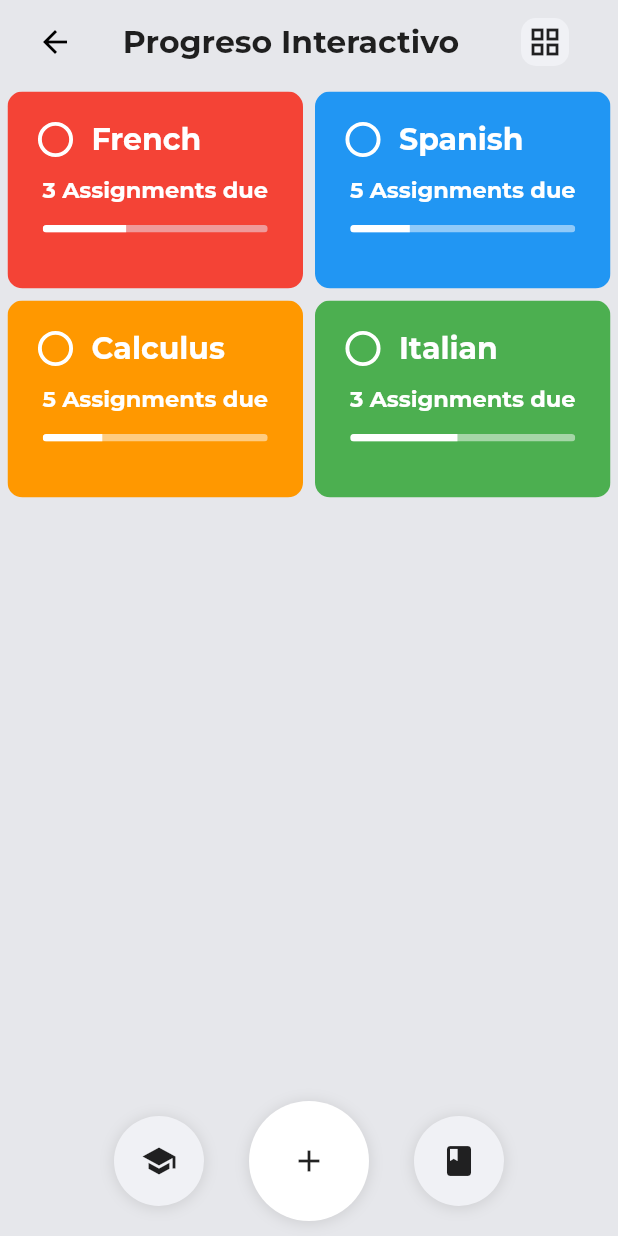
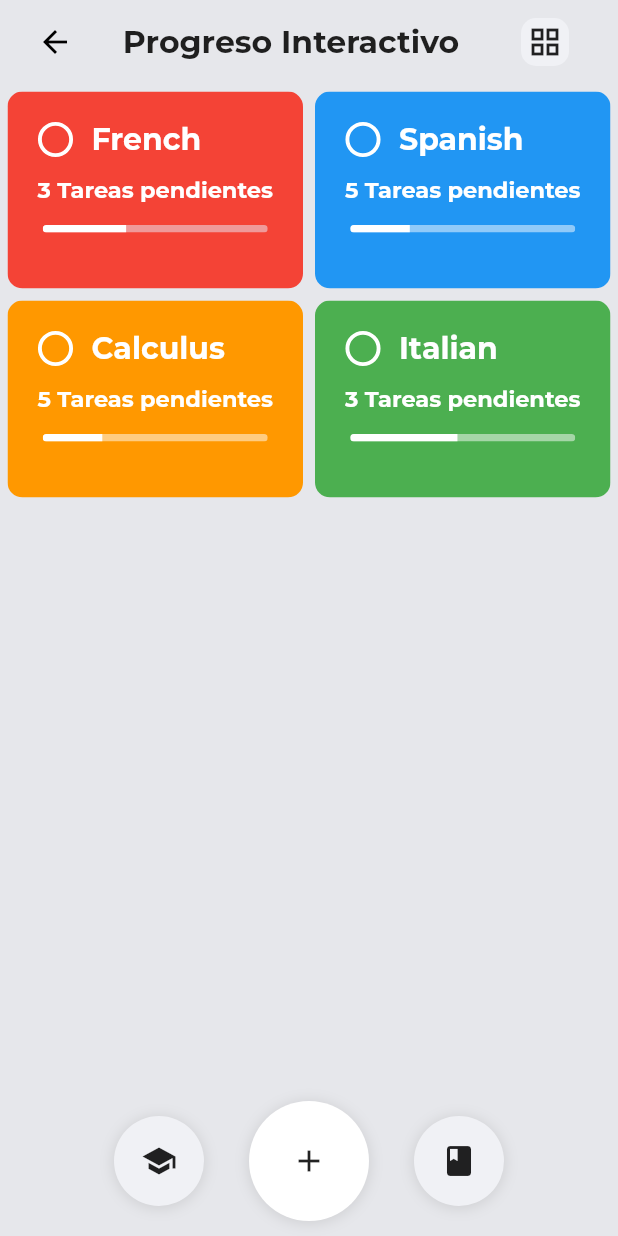
Before and after one commit to eddiedibs/lets_study, a Flutter app: the screen it shows after launch, after a tap on "Progreso", on a phone screen of 412 x 824 dp. Run offline on Flutter 3.47's test engine with Material 2 defaults, Android fonts, the light colour scheme and no system bars; our stand-ins replace bloc, equatable, flutter_bloc, flutter_modular; network calls fail; project files that could hold a hidden picture were left out.

Commit message:
Added comments to code

```diff
--- a/lib/design/quiz_dialog.dart
+++ b/lib/design/quiz_dialog.dart
@@ -103,11 +103,15 @@ class _QuizDialogState extends State<QuizDialog> {
                 ElevatedButton(
                   onPressed: () {
                       if (_formKey.currentState!.validate() && _selectedValue != null) {
+                        // Guarda el estado del formulario
                         _formKey.currentState!.save();
                         questionsAndAnswers = {'question': questionController.text,'answer': [answerController1.text,answerController2.text,answerController3.text], "correctAnswerPos": _selectedValue!};
 
+                        // Crea instancia de Quiz
                         var quiz = Quiz(questionsAndAnswers: questionsAndAnswers);
+                        // Se agrega la instancia de Quiz al QuizCubit
                         Modular.get<QuizCubit>().addQuiz(quiz);
+                        // Se redirecciona a la ruta
                         Modular.to.pushNamed("/quiz-page");
 
                     }
--- a/lib/logic/cubit/activity_cubit.dart
+++ b/lib/logic/cubit/activity_cubit.dart
@@ -12,7 +12,7 @@ class ActivityCubit extends Cubit<ActivityState> {
   ActivityCubit() : super(ActivityInitial());
 
   void loadActivities() {
-    // Simulate loading activities, you can fetch data from API or database here
+    // Simula el cargar los elementos de Mi Actividad, se puede obtener la data a partir de llamados de API desde aqui
     emit(ActivityLoaded([
       Activity(
         activityCard:ActivityCard(
--- a/lib/logic/cubit/course_cubit.dart
+++ b/lib/logic/cubit/course_cubit.dart
@@ -9,7 +9,7 @@ class CourseCubit extends Cubit<CourseState> {
   CourseCubit() : super(CourseInitial());
 
   void loadCourses() {
-    // Simulate loading activities, you can fetch data from API or database here
+    // Simula el cargar los cursos, se puede obtener la data a partir de llamados de API desde aqui
     emit(CourseLoaded([
       Course(
           courseName: "French",
--- a/lib/logic/cubit/education_cubit.dart
+++ b/lib/logic/cubit/education_cubit.dart
@@ -9,7 +9,7 @@ class EducationCubit extends Cubit<EducationState> {
   EducationCubit() : super(EducationInitial());
 
   void loadEducation() {
-    // Simulate loading activities, you can fetch data from API or database here
+    // Simula el cargar los elementos de Mi Perfil, se puede obtener la data a partir de llamados de API desde aqui
     emit(EducationLoaded(
         Education(
         imgUrl: "https://pbs.twimg.com/media/FjU2lkcWYAgNG6d.jpg",
--- a/lib/logic/cubit/quiz_cubit.dart
+++ b/lib/logic/cubit/quiz_cubit.dart
@@ -19,7 +19,7 @@ class QuizCubit extends Cubit<QuizState> {
 
 
   void loadQuizzes() {
-    // Simulate loading loadQuizzes, you can fetch data from API or database here
+    // Simula el cargar los quizzes de Mis Quizzes, se puede obtener la data a partir de llamados de API desde aqui
     final Map<String, String> myQuiz = {};
     if (myQuiz.isEmpty){
       emit(QuizEmpty()
--- a/lib/main.dart
+++ b/lib/main.dart
@@ -14,6 +14,7 @@ import 'package:lets_study_flutter/logic/cubit/education_cubit.dart';
 import 'package:lets_study_flutter/logic/cubit/course_cubit.dart';
 
 void main() {
+  // Inicializa la aplicación con el módulo principal de Modular y el widget raíz.
   runApp(ModularApp(module: AppModule(), child: MyActivityApp()));
 }
 
@@ -22,19 +23,23 @@ class MyActivityApp extends StatelessWidget {
   Widget build(BuildContext context) {
     return MultiBlocProvider(
       providers: [
+        // Proveedor para el cubit de actividades.
         BlocProvider<ActivityCubit>(
           create: (BuildContext context) => Modular.get<ActivityCubit>()..loadActivities(),
         ),
+        // Proveedor para el cubit de quizzes.
         BlocProvider<QuizCubit>(
           create: (BuildContext context) {
             final quizCubit = Modular.get<QuizCubit>();
-            quizCubit.loadQuizzes(); // Call loadQuizzes when the cubit is created
+            quizCubit.loadQuizzes(); // Llama a loadQuizzes cuando se crea el cubit.
             return quizCubit;
           },
         ),
+        // Proveedor para el cubit de educación.
         BlocProvider<EducationCubit>(
           create: (BuildContext context) => Modular.get<EducationCubit>(),
         ),
+        // Proveedor para el cubit de cursos.
         BlocProvider<CourseCubit>(
           create: (BuildContext context) => Modular.get<CourseCubit>(),
         ),
@@ -46,7 +51,7 @@ class MyActivityApp extends StatelessWidget {
         ),
         routerDelegate: Modular.routerDelegate,
         routeInformationParser: Modular.routeInformationParser,
-      )
+      ),
     );
   }
 }
@@ -71,15 +76,16 @@ class HomePage extends StatelessWidget {
                     Column(
                       mainAxisAlignment: MainAxisAlignment.start,
                       crossAxisAlignment: CrossAxisAlignment.start,
-                        children:
-                        [
+                      children: [
                         SizedBox(
                           height: 200,
                           width: 180,
                           child: Center(
                             child: InkWell(
                               onTap: () {
+                                // Carga los cursos cuando se hace clic en el progreso interactivo.
                                 Modular.get<CourseCubit>().loadCourses();
+                                // Envia al usuario a la ruta.
                                 Modular.to.pushNamed(state.activities[0].activityCard.route ?? "/");
                               },
                               child: ActivityCard(
@@ -102,6 +108,7 @@ class HomePage extends StatelessWidget {
                           child: Center(
                             child: InkWell(
                               onTap: () {
+                                // Envia al usuario a la ruta.
                                 Modular.to.pushNamed(state.activities[1].activityCard.route ?? "/");
                               },
                               child: ActivityCard(
@@ -128,7 +135,6 @@ class HomePage extends StatelessWidget {
                                       }
                                     }
                                   )
-
                                 ],
                                 iconColor: state.activities[1].activityCard.iconColor,
                                 icon: state.activities[1].activityCard.icon,
@@ -137,7 +143,7 @@ class HomePage extends StatelessWidget {
                             ),
                           ),
                         )
-                        ]
+                      ],
                     ),
                     Column(
                       mainAxisAlignment: MainAxisAlignment.start,
@@ -149,7 +155,9 @@ class HomePage extends StatelessWidget {
                           child: Center(
                             child: InkWell(
                               onTap: () {
+                                // Carga la informacion del usuario cuando se hace clic en el perfil.
                                 Modular.get<EducationCubit>().loadEducation();
+                                // Envia al usuario a la ruta.
                                 Modular.to.pushNamed(activity.activityCard.route ?? "/");
                               },
                               child: ActivityCard(
--- a/lib/presentation/screens/progress_widget.dart
+++ b/lib/presentation/screens/progress_widget.dart
@@ -1,14 +1,11 @@
 import 'package:flutter/material.dart';
 import 'package:flutter_bloc/flutter_bloc.dart';
-
-
 import 'package:lets_study_flutter/design/custom_app_bar.dart';
 import 'package:lets_study_flutter/design/components/activity_card_progress_component.dart';
 import 'package:lets_study_flutter/logic/cubit/course_cubit.dart';
 import 'package:lets_study_flutter/design/custom_bottom_app_bar.dart';
 
 class ProgressWidgetPage extends StatefulWidget {
-
   @override
   _ProgressWidgetPageState createState() => _ProgressWidgetPageState();
 }
@@ -17,7 +14,7 @@ class _ProgressWidgetPageState extends State<ProgressWidgetPage>
     with SingleTickerProviderStateMixin {
   AnimationController? _animationController;
   Animation<double>? _animation;
-  List<bool> _isCheckedList = []; // Initialize with appropriate size or empty
+  List<bool> _isCheckedList = []; // Lista para controlar el estado de los checkboxes
 
   @override
   void initState() {
@@ -26,7 +23,7 @@ class _ProgressWidgetPageState extends State<ProgressWidgetPage>
         AnimationController(vsync: this, duration: Duration(milliseconds: 500));
     _animation =
         CurvedAnimation(parent: _animationController!, curve: Curves.linear);
-    _animationController!.forward();
+    _animationController!.forward(); // Inicia la animación al cargar la página
   }
 
   @override
@@ -38,10 +35,10 @@ class _ProgressWidgetPageState extends State<ProgressWidgetPage>
   @override
   Widget build(BuildContext context) {
     return Scaffold(
-      appBar: CustomAppBar(titleText: "Progreso Interactivo", isHomePage: false),
+      appBar: CustomAppBar(titleText: "Progreso Interactivo", isHomePage: false), // Barra de aplicación personalizada
       body: Center(
         child: ScaleTransition(
-          scale: _animation!,
+          scale: _animation!, // Aplica la animación de escala al contenido
           child: BlocBuilder<CourseCubit, CourseState>(
             builder: (context, state) {
               if (state is CourseLoaded) {
@@ -50,14 +47,14 @@ class _ProgressWidgetPageState extends State<ProgressWidgetPage>
                   child: GridView.builder(
                     itemCount: state.courses.length,
                     gridDelegate: const SliverGridDelegateWithFixedCrossAxisCount(
-                        crossAxisCount: 2, // Two columns
-                        crossAxisSpacing: 8, // Space between items horizontally
-                        mainAxisSpacing: 8, // Space between items vertically
-                        childAspectRatio: 3 / 2, // Aspect ratio of each item (width / height)
+                      crossAxisCount: 2, // Dos columnas en la cuadrícula
+                      crossAxisSpacing: 8, // Espacio entre elementos horizontalmente
+                      mainAxisSpacing: 8, // Espacio entre elementos verticalmente
+                      childAspectRatio: 3 / 2, // Relación de aspecto de cada elemento (ancho / alto)
                     ),
                     itemBuilder: (BuildContext context, int index) {
-                        // Access each course item and render it
-                        var courseItem = state.courses[index];
+                      var courseItem = state.courses[index]; // Accede al elemento del curso según el índice
+                      // Inicializa la lista de checkboxes si aún no se ha hecho
                       if (_isCheckedList.length != state.courses.length) {
                         _isCheckedList = List<bool>.filled(state.courses.length, false);
                       }
@@ -66,7 +63,7 @@ class _ProgressWidgetPageState extends State<ProgressWidgetPage>
                         child: Container(
                           height: 150,
                           width: 200,
-                              color: courseItem.widgetColor,
+                          color: courseItem.widgetColor, // Color de fondo del contenedor según el curso
                           child: Padding(
                             padding: const EdgeInsets.all(8.0),
                             child: Column(
@@ -93,51 +90,50 @@ class _ProgressWidgetPageState extends State<ProgressWidgetPage>
                                     Padding(
                                       padding: EdgeInsets.only(top: 12.0),
                                       child: Text(
-                                      courseItem.courseName,
+                                        courseItem.courseName, // Nombre del curso
                                         style: const TextStyle(
                                           fontFamily: "Montserrat",
                                           fontSize: 20,
                                           color: Colors.white,
                                         ),
-                                        )
                                       ),
-
-                                    ]),
+                                    ),
+                                  ],
+                                ),
                                 Padding(
                                   padding: EdgeInsets.only(bottom: 15.0),
                                   child: Text(
-                                      "${courseItem.assignmentsDue} Assignments due",
+                                    "${courseItem.assignmentsDue} Tareas pendientes", // Número de tareas pendientes
                                     style: const TextStyle(
                                       fontFamily: "Montserrat",
                                       fontSize: 15,
                                       color: Colors.white,
                                     ),
-                                        )
+                                  ),
                                 ),
                                 ProgressComponent(
                                   progressComponentType: ProgressComponentType.linear,
-                                      progress: courseItem.courseProgress,
+                                  progress: courseItem.courseProgress, // Progreso del curso
                                   addProgressPercentage: false,
                                   progressColor: Colors.white,
                                   progressBgColor: courseItem.courseProgressBgColor ?? Colors.white,
                                 )
-                                  ]))
+                              ],
+                            ),
+                          ),
                         ),
                       );
                     },
-                    ));
-
-
+                  ),
+                );
               } else {
-                  return Container();
+                return Container(); // Devuelve un contenedor vacío mientras se carga el estado
               }
-              }
-          ),
-
+            },
           ),
         ),
-      bottomNavigationBar: CustomBottomAppBar(),
-
+      ),
+      bottomNavigationBar: CustomBottomAppBar(), // Barra de navegación inferior personalizada
     );
   }
 }
```
Also changed, not shown: lib/presentation/screens/education_card_widget.dart (+27 -36 lines), lib/presentation/screens/quiz_widget.dart (+19 -23 lines). Lines whose indentation alone changed are shown as unchanged.
